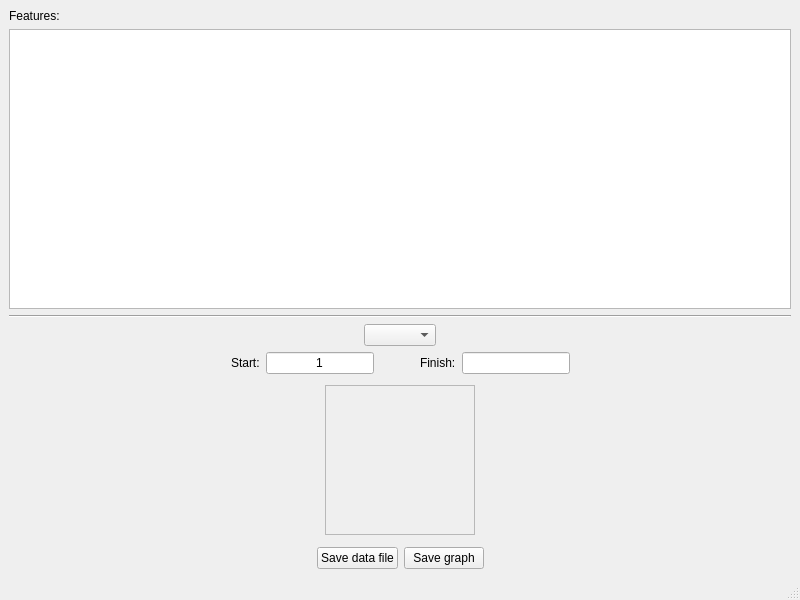
This is src/pyAnimalTrack/ui/View/FeaturesWindow.ui in davemccormick/pyAnimalTrack as Qt 5 draws it before an edit. The edited form follows.
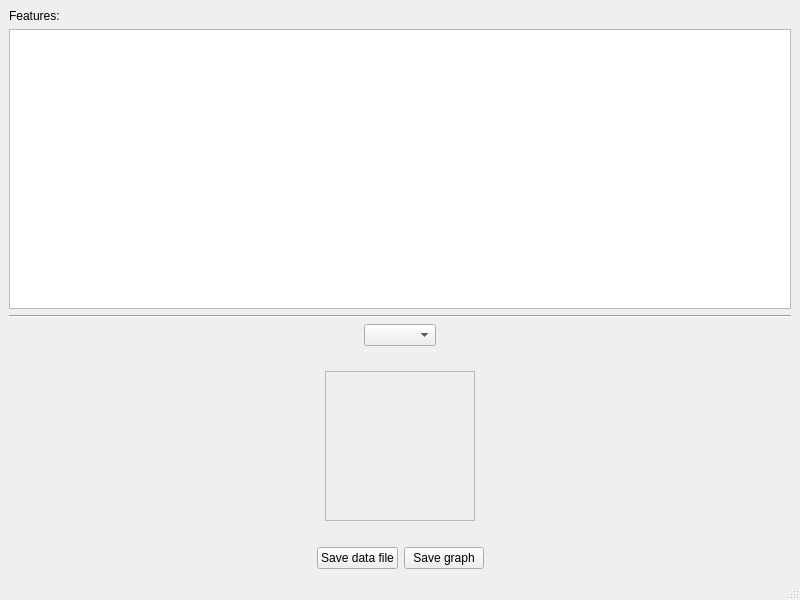
This is the edited form.

```diff
--- a/src/pyAnimalTrack/ui/View/FeaturesWindow.ui
+++ b/src/pyAnimalTrack/ui/View/FeaturesWindow.ui
@@ -111,107 +111,6 @@
         </item>
        </layout>
       </item>
-      <item>
-       <layout class="QHBoxLayout" name="horizontalLayout">
-        <item>
-         <spacer name="horizontalSpacer">
-          <property name="orientation">
-           <enum>Qt::Horizontal</enum>
-          </property>
-          <property name="sizeType">
-           <enum>QSizePolicy::Expanding</enum>
-          </property>
-          <property name="sizeHint" stdset="0">
-           <size>
-            <width>40</width>
-            <height>20</height>
-           </size>
-          </property>
-         </spacer>
-        </item>
-        <item>
-         <widget class="QLabel" name="label_5">
-          <property name="sizePolicy">
-           <sizepolicy hsizetype="Fixed" vsizetype="Fixed">
-            <horstretch>0</horstretch>
-            <verstretch>0</verstretch>
-           </sizepolicy>
-          </property>
-          <property name="text">
-           <string>Start:</string>
-          </property>
-         </widget>
-        </item>
-        <item>
-         <widget class="QLineEdit" name="startRow">
-          <property name="sizePolicy">
-           <sizepolicy hsizetype="Fixed" vsizetype="Fixed">
-            <horstretch>0</horstretch>
-            <verstretch>0</verstretch>
-           </sizepolicy>
-          </property>
-          <property name="text">
-           <string>1</string>
-          </property>
-          <property name="alignment">
-           <set>Qt::AlignCenter</set>
-          </property>
-         </widget>
-        </item>
-        <item>
-         <spacer name="horizontalSpacer_4">
-          <property name="orientation">
-           <enum>Qt::Horizontal</enum>
-          </property>
-          <property name="sizeType">
-           <enum>QSizePolicy::Fixed</enum>
-          </property>
-          <property name="sizeHint" stdset="0">
-           <size>
-            <width>40</width>
-            <height>20</height>
-           </size>
-          </property>
-         </spacer>
-        </item>
-        <item>
-         <widget class="QLabel" name="label_6">
-          <property name="text">
-           <string>Finish:</string>
-          </property>
-         </widget>
-        </item>
-        <item>
-         <widget class="QLineEdit" name="endRow">
-          <property name="sizePolicy">
-           <sizepolicy hsizetype="Fixed" vsizetype="Fixed">
-            <horstretch>0</horstretch>
-            <verstretch>0</verstretch>
-           </sizepolicy>
-          </property>
-          <property name="text">
-           <string/>
-          </property>
-          <property name="alignment">
-           <set>Qt::AlignCenter</set>
-          </property>
-         </widget>
-        </item>
-        <item>
-         <spacer name="horizontalSpacer_8">
-          <property name="orientation">
-           <enum>Qt::Horizontal</enum>
-          </property>
-          <property name="sizeHint" stdset="0">
-           <size>
-            <width>40</width>
-            <height>20</height>
-           </size>
-          </property>
-         </spacer>
-        </item>
-       </layout>
-      </item>
       <item>
        <layout class="QHBoxLayout" name="horizontalLayout_4">
         <property name="spacing">
```
